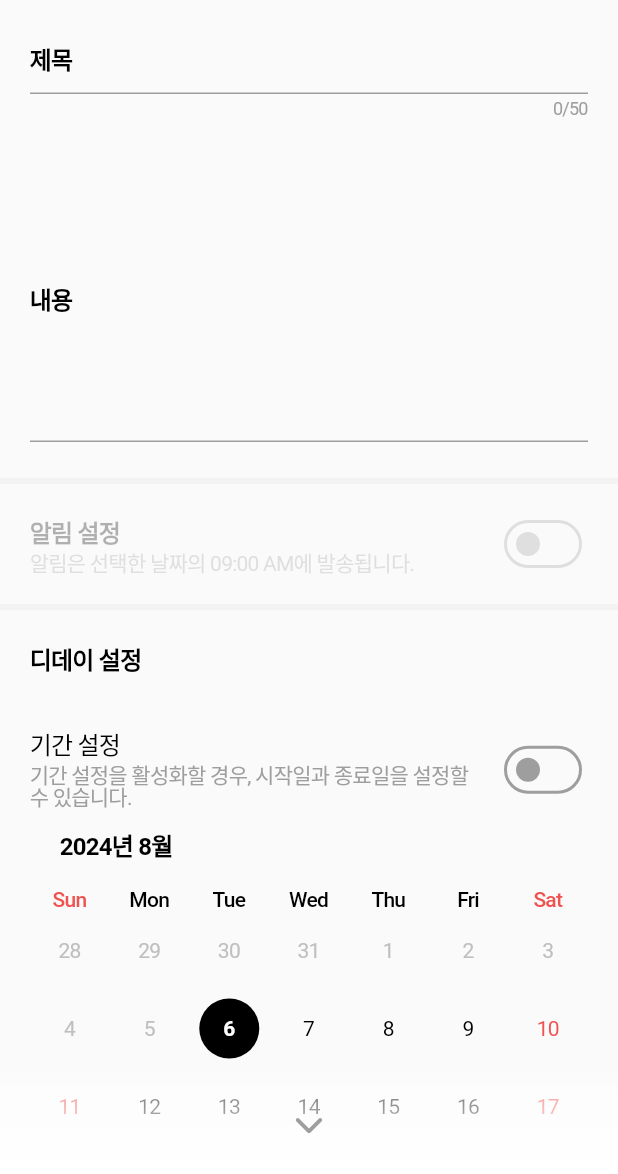
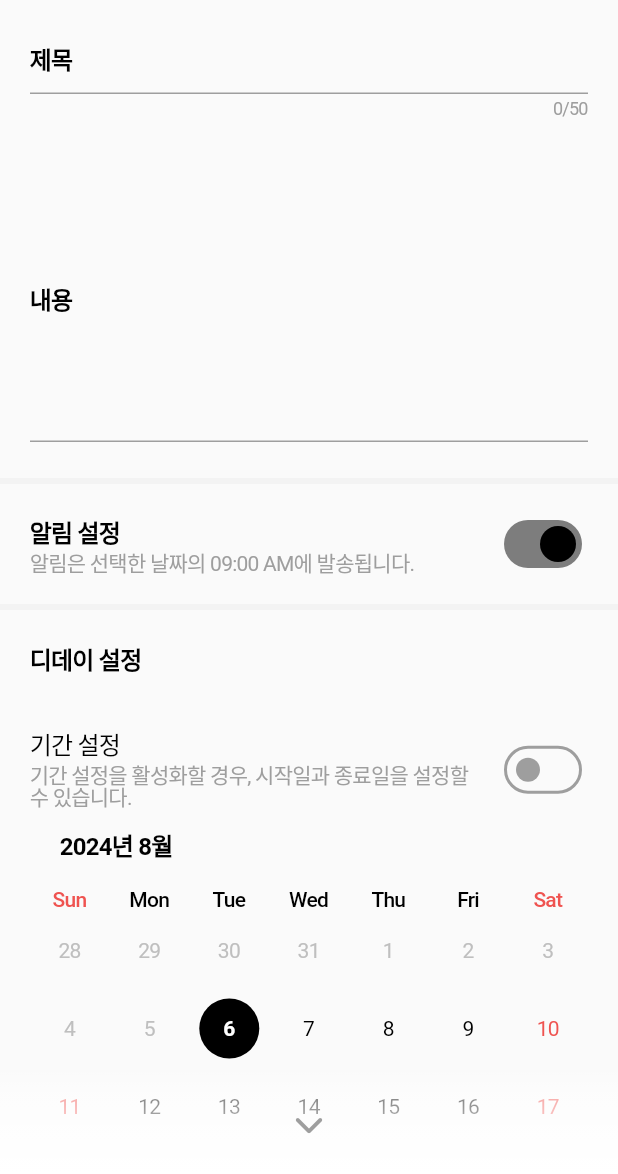
Before and after one commit to Raonshi/simply_todo, a Flutter app: the _AddTodoPageBody screen opened directly, on a phone screen of 412 x 824 dp, the part 62-1236 px from its top. Run offline on Flutter 3.47's test engine with Material 3 defaults, Android fonts, the phone set to English and light mode, and no system bars; drawn by our look-alikes of loader_overlay, table_calendar; our stand-ins replace bloc, easy_localization, flutter_bloc, flutter_local_notifications, flutter_slidable, font_awesome_flutter and 3 more; accounts and stored records are empty.

Commit message:
feat:refactotr add todo ui

```diff
--- a/lib/bloc/add_todo/add_todo_bloc.dart
+++ b/lib/bloc/add_todo/add_todo_bloc.dart
@@ -1,5 +1,4 @@
 import 'package:bloc/bloc.dart';
-import 'package:flutter/foundation.dart';
 import 'package:simpletodo/common/exception.dart';
 import 'package:simpletodo/domain/model/range_date_model.dart';
 import 'package:simpletodo/domain/model/todo_model.dart';
--- a/lib/bloc/add_todo/add_todo_state.dart
+++ b/lib/bloc/add_todo/add_todo_state.dart
@@ -17,7 +17,7 @@ class AddTodoState {
     this.content = "",
     required this.dueDate,
     this.rangeDate,
-    this.showNotification = false,
+    this.showNotification = true,
     this.visibleScrollArrow = true,
     this.rangeSelection = false,
   });
--- a/lib/domain/model/todo_model.dart
+++ b/lib/domain/model/todo_model.dart
@@ -45,7 +45,8 @@ final class Todo extends BaseData {
       dueDate: dueDate,
       rangeDate: rangeDate,
       completed: false,
-        showNotification: showNotification);
+      showNotification: showNotification,
+    );
   }
 
   /// Copy current Todo instance with new values.
--- a/lib/ui/add_todo/page/add_todo_page.dart
+++ b/lib/ui/add_todo/page/add_todo_page.dart
@@ -9,7 +9,6 @@ import 'package:simpletodo/common/tools.dart';
 import 'package:simpletodo/domain/repository/todo/todo_repository_impl.dart';
 import 'package:simpletodo/ui/add_todo/widget/add_todo_schedule_panel.dart';
 import 'package:simpletodo/ui/global_widget/common_snackbar.dart';
-import 'package:table_calendar/table_calendar.dart';
 
 class AddTodoPage extends StatelessWidget {
   const AddTodoPage({super.key});
@@ -154,13 +153,7 @@ class _AddTodoPageBody extends StatelessWidget {
                         ),
 
                         // Notification Switch
-                        Container(
-                          foregroundDecoration: BoxDecoration(
-                            color: isSameDay(state.dueDate, DateTime.now())
-                                ? context.colorTheme.surface.withOpacity(0.7)
-                                : Colors.transparent,
-                          ),
-                          child: SwitchListTile.adaptive(
+                        SwitchListTile.adaptive(
                           value: state.showNotification,
                           visualDensity: VisualDensity.compact,
                           activeColor: context.colorTheme.onPrimary,
@@ -179,7 +172,6 @@ class _AddTodoPageBody extends StatelessWidget {
                               "알림은 선택한 날짜의 09:00 AM에 발송됩니다.",
                               style: context.textTheme.bodyMedium!.copyWith(
                                 color: context.colorTheme.onSurface,
-                                ),
                               ),
                             ),
                           ),
```
Lines whose indentation alone changed are shown as unchanged.
